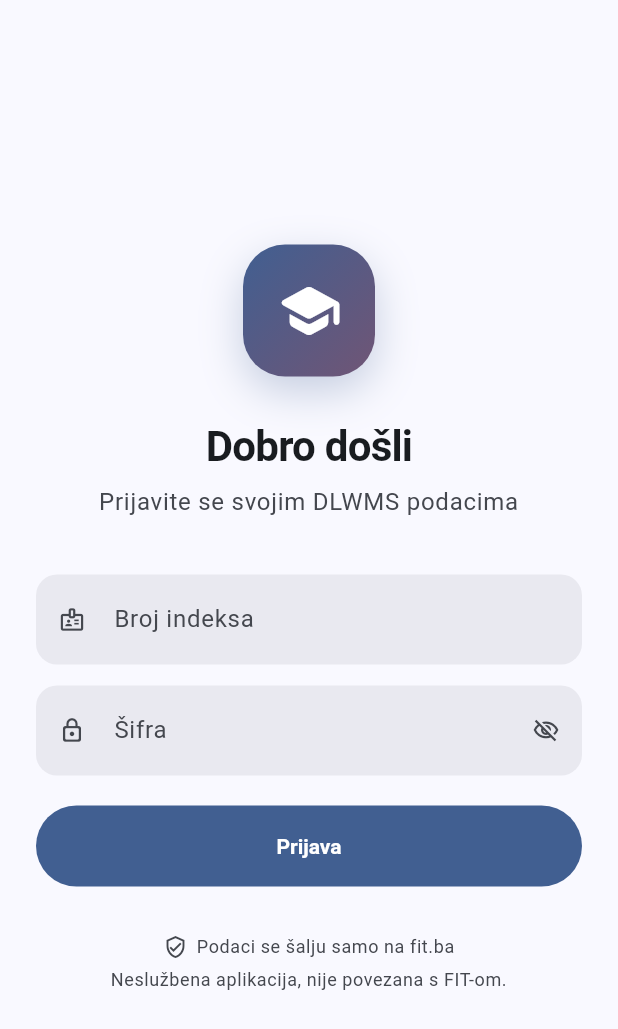
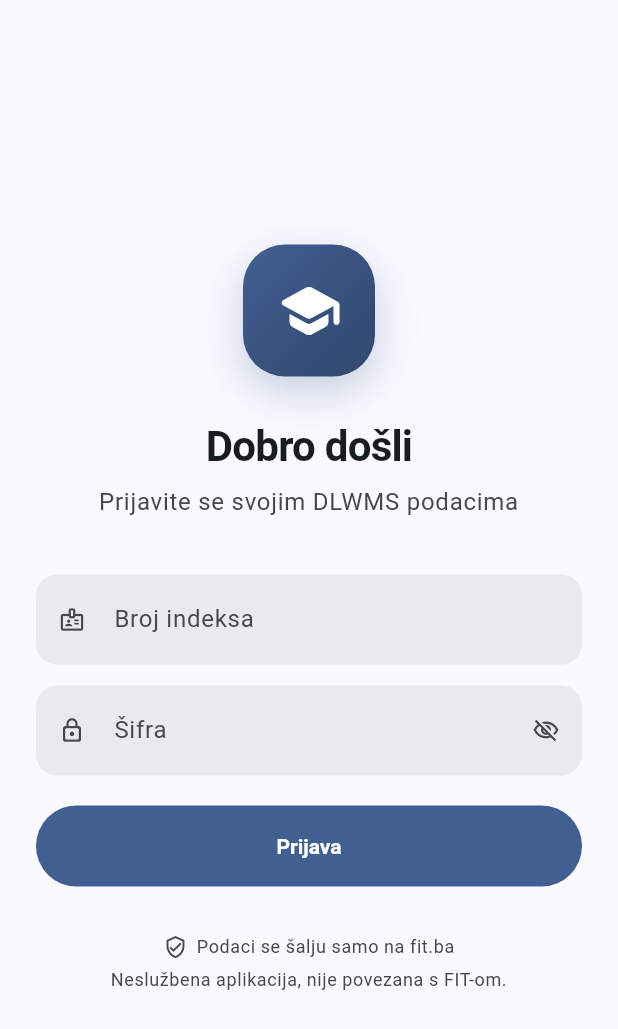
Before and after one commit to voloder/dlwms-mobile, a Flutter app: the screen it shows after launch, on a phone screen of 412 x 824 dp. Shown: the top 1029 px of the screen. Run offline on Flutter 3.47's test engine with Material 3 defaults, Android fonts, the phone set to English and light mode, and no system bars; drawn by our look-alikes of dynamic_color; our stand-ins replace flutter_local_notifications, go_router, open_filex, shared_preferences; missing offline and left inert: flutter_foreground_task.

Commit message:
Remove palette style and contrast options, stop hue-shifted containers
- Settings keep only theme mode and accent colour (presets, custom,
  wallpaper colours). The palette style and contrast options are gone,
  which also fixes the build (const map with double keys).
- Nothing uses the tertiary colour family any more: it is hue-shifted
  from the accent (blue -> green), which made some containers (subject
  avatars, logo) a different colour than the one selected.

Co-Authored-By: Claude Opus 5.5 <noreply@anthropic.com>
Claude-Session: https://claude.ai/code/session_01KUvcFJA4GL764Xf6CcFYKc

```diff
--- a/lib/app.dart
+++ b/lib/app.dart
@@ -65,7 +65,7 @@ class _DlwmsMobileState extends State<DlwmsMobile> {
     return DynamicColorBuilder(
       builder: (lightDynamic, darkDynamic) {
         // Only the wallpaper's primary colour is used, as a seed, so the
-        // palette style and contrast settings still apply.
+        // scheme is built the same way as for a chosen accent colour.
         theme.updateDeviceSeed(lightDynamic?.primary);
 
         return MaterialApp.router(
--- a/lib/provider/theme_provider.dart
+++ b/lib/provider/theme_provider.dart
@@ -9,17 +9,8 @@ class AccentPreset {
   final Color color;
 }
 
-/// A palette style ([DynamicSchemeVariant]) with a Bosnian label.
-class PaletteStyle {
-  const PaletteStyle(this.variant, this.name, this.description);
-
-  final DynamicSchemeVariant variant;
-  final String name;
-  final String description;
-}
-
-/// Appearance settings: light/dark mode and the colour scheme (accent colour,
-/// palette style, contrast, or the device's wallpaper colours).
+/// Appearance settings: light/dark mode and the accent colour (a preset, a
+/// custom colour or the device's wallpaper colours).
 class ThemeProvider extends ChangeNotifier {
   ThemeProvider(this._prefs);
 
@@ -28,8 +19,8 @@ class ThemeProvider extends ChangeNotifier {
   static const _modeKey = 'theme_mode';
   static const _seedKey = 'theme_seed';
   static const _deviceKey = 'theme_device_colors';
-  static const _variantKey = 'theme_variant';
-  static const _contrastKey = 'theme_contrast';
+  // Used by an earlier version; cleared on reset.
+  static const _legacyKeys = ['theme_variant', 'theme_contrast'];
 
   static const Color defaultSeed = Color(0xFF1E5AA8);
 
@@ -47,21 +38,6 @@ class ThemeProvider extends ChangeNotifier {
     AccentPreset('Indigo', Color(0xFF3949AB)),
     AccentPreset('Grafit', Color(0xFF546E7A)),
   ];
-
-  static const List<PaletteStyle> styles = [
-    PaletteStyle(DynamicSchemeVariant.tonalSpot, 'Uravnotežen',
-        'Mirni tonovi izvedeni iz boje'),
-    PaletteStyle(DynamicSchemeVariant.vibrant, 'Živ', 'Zasićenije boje'),
-    PaletteStyle(DynamicSchemeVariant.expressive, 'Ekspresivan',
-        'Razigrane, kontrastne nijanse'),
-    PaletteStyle(DynamicSchemeVariant.fidelity, 'Vjeran boji',
-        'Što bliže odabranoj boji'),
-    PaletteStyle(
-        DynamicSchemeVariant.neutral, 'Neutralan', 'Gotovo sive površine'),
-    PaletteStyle(
-        DynamicSchemeVariant.monochrome, 'Monohromatski', 'Samo nijanse sive'),
-  ];
-
 
   /// Primary colour of the device's dynamic (wallpaper) palette, if the
   /// platform provides one (Android 12+). Set by the app root.
@@ -89,27 +65,17 @@ class ThemeProvider extends ChangeNotifier {
 
   bool get useDeviceColors => _prefs.getBool(_deviceKey) ?? false;
 
-  DynamicSchemeVariant get variant {
-    final name = _prefs.getString(_variantKey);
-    return DynamicSchemeVariant.values.firstWhere(
-      (v) => v.name == name,
-      orElse: () => DynamicSchemeVariant.tonalSpot,
-    );
-  }
-
-  double get contrast => _prefs.getDouble(_contrastKey) ?? 0.0;
-
   /// The seed actually used: wallpaper colour when enabled and available.
   Color get effectiveSeed =>
       useDeviceColors && _deviceSeed != null ? _deviceSeed! : seedColor;
 
-  ColorScheme schemeFor(Brightness brightness, {Color? seed,
-      DynamicSchemeVariant? variant}) {
+  /// Material 3 scheme from the accent colour. Only the primary/secondary
+  /// families and neutral surfaces are used in the UI; the tertiary family is
+  /// a hue-shifted colour (blue → green) and is avoided on purpose.
+  ColorScheme schemeFor(Brightness brightness, {Color? seed}) {
     return ColorScheme.fromSeed(
       seedColor: seed ?? effectiveSeed,
       brightness: brightness,
-      dynamicSchemeVariant: variant ?? this.variant,
-      contrastLevel: contrast,
     );
   }
 
@@ -129,18 +95,8 @@ class ThemeProvider extends ChangeNotifier {
     notifyListeners();
   }
 
-  Future<void> setVariant(DynamicSchemeVariant variant) async {
-    await _prefs.setString(_variantKey, variant.name);
-    notifyListeners();
-  }
-
-  Future<void> setContrast(double value) async {
-    await _prefs.setDouble(_contrastKey, value);
-    notifyListeners();
-  }
-
   Future<void> reset() async {
-    for (final key in [_modeKey, _seedKey, _deviceKey, _variantKey, _contrastKey]) {
+    for (final key in [_modeKey, _seedKey, _deviceKey, ..._legacyKeys]) {
       await _prefs.remove(key);
     }
     notifyListeners();
--- a/lib/ui/widgets/app_logo.dart
+++ b/lib/ui/widgets/app_logo.dart
@@ -18,7 +18,10 @@ class AppLogo extends StatelessWidget {
         gradient: LinearGradient(
           begin: Alignment.topLeft,
           end: Alignment.bottomRight,
-          colors: [scheme.primary, scheme.tertiary],
+          colors: [
+            scheme.primary,
+            Color.lerp(scheme.primary, Colors.black, 0.25)!,
+          ],
         ),
         boxShadow: [
           BoxShadow(
--- a/lib/ui/widgets/notification_card.dart
+++ b/lib/ui/widgets/notification_card.dart
@@ -107,7 +107,7 @@ class SubjectAvatar extends StatelessWidget {
     final palette = [
       (scheme.primaryContainer, scheme.onPrimaryContainer),
       (scheme.secondaryContainer, scheme.onSecondaryContainer),
-      (scheme.tertiaryContainer, scheme.onTertiaryContainer),
+      (scheme.surfaceContainerHighest, scheme.primary),
     ];
     final (background, foreground) = subject.isEmpty
         ? (scheme.surfaceContainerHighest, scheme.onSurfaceVariant)
```
Also changed, not shown: lib/ui/pages/settings_page.dart (+2 -70 lines), 1 other file.
